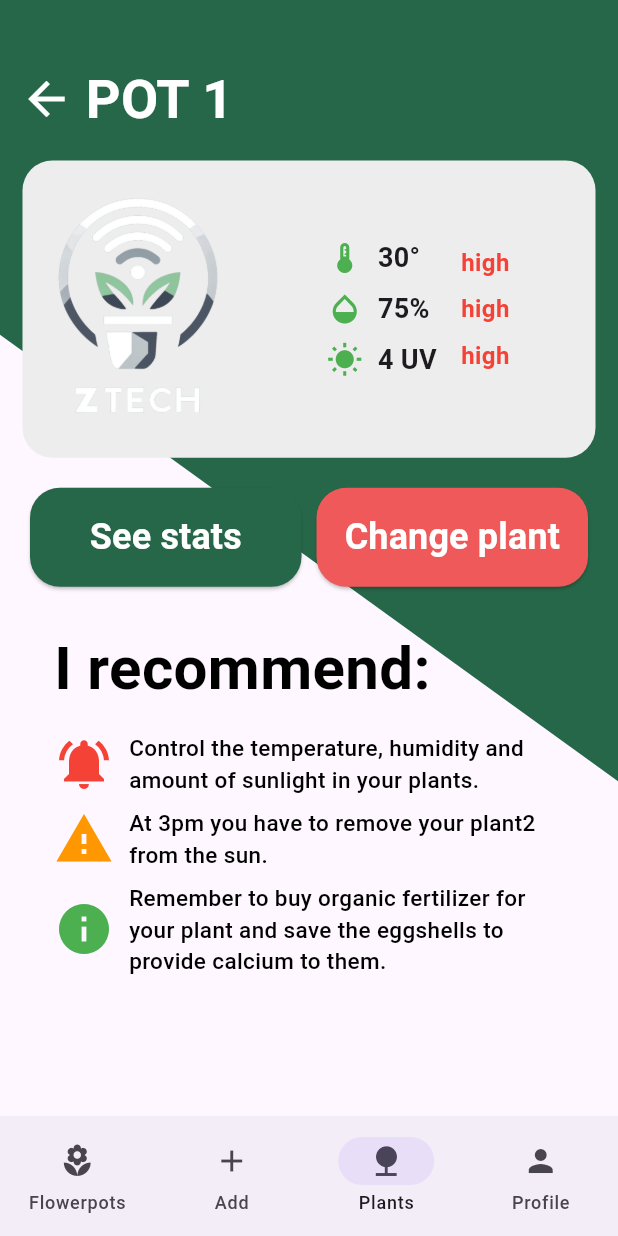
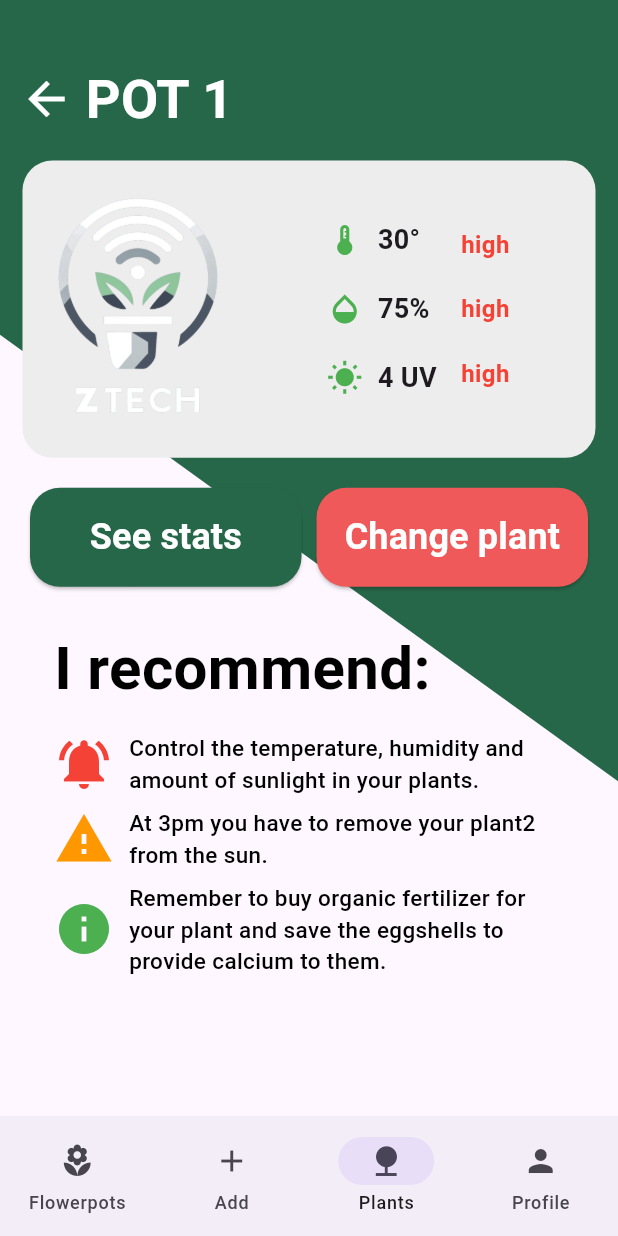
Before and after one commit to LosChiferos-WS71/ztech-mobile-application, a Flutter app: the FlowerpotDetailScreen screen opened by its route, on a phone screen of 412 x 824 dp. Run offline on Flutter 3.47's test engine with Material 3 defaults, Android fonts, the phone set to English and light mode, and no system bars; our stand-ins replace syncfusion_flutter_charts.

Commit message:
Update Flowerpot Info

```diff
--- a/lib/pot/presentation/widgets/flowerpot_info.dart
+++ b/lib/pot/presentation/widgets/flowerpot_info.dart
@@ -84,7 +84,7 @@ class PlantInfoComponent extends StatelessWidget {
 
   Widget infoText(String text) {
     return Padding(
-      padding: const EdgeInsets.symmetric(vertical: 4),
+      padding: const EdgeInsets.symmetric(vertical: 10),
       child: Text(text,
           style: const TextStyle(
               fontSize: 16, fontWeight: FontWeight.bold, color: Colors.red)),
@@ -93,7 +93,7 @@ class PlantInfoComponent extends StatelessWidget {
 
   Widget infoRow(IconData icon, String text) {
     return Padding(
-      padding: const EdgeInsets.symmetric(vertical: 4),
+      padding: const EdgeInsets.symmetric(vertical: 10),
       child: Row(
         children: [
           Icon(icon, color: Colors.green, size: 24), // Reducir tamaño de icono
```
